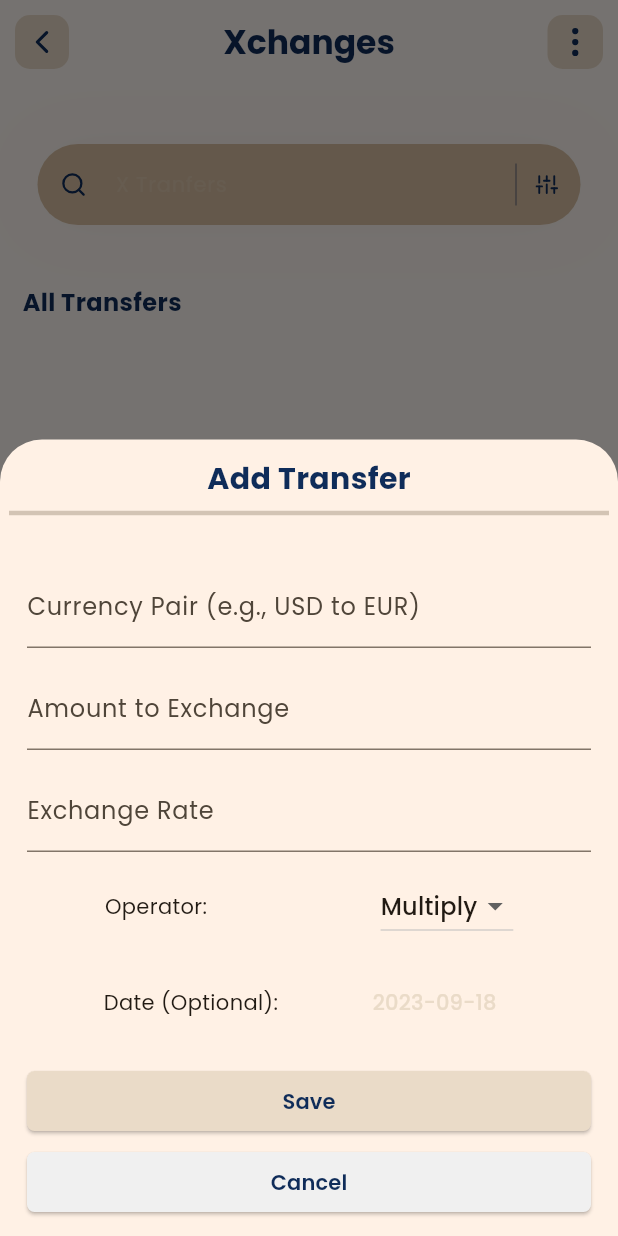
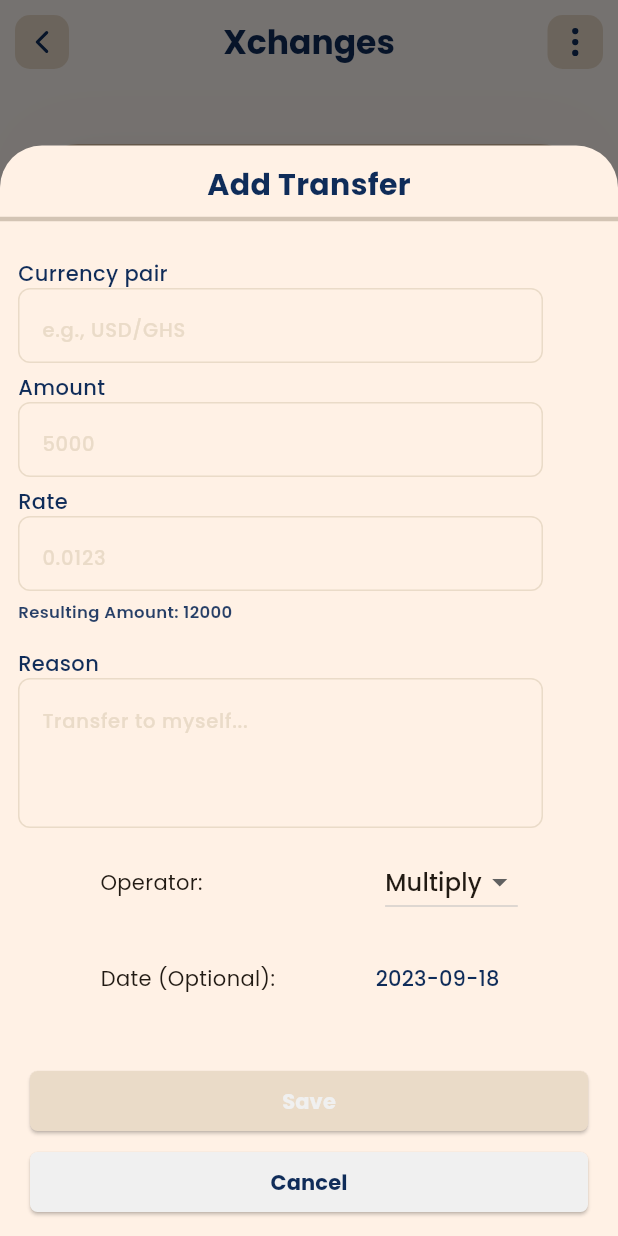
Before and after one commit to if3chi/xTradre, a Flutter app: the screen it shows after launch, after a tap on "Add", on a phone screen of 412 x 824 dp. Run offline on Flutter 3.47's test engine with Material 2 defaults, Android fonts, the light colour scheme and no system bars; our stand-ins replace flutter_svg, sqflite; accounts and stored records are empty.

Commit message:
WIP: Added reason and redesigned form modal

```diff
--- a/lib/Service/xchange_service.dart
+++ b/lib/Service/xchange_service.dart
@@ -18,6 +18,7 @@ class XchangeService {
 
   Future<List<Xchange>> getXchangeRates() async {
     final List<Map<String, dynamic>> maps = await database.query(_table);
+
     return List.generate(maps.length, (i) {
       return Xchange.fromMap(maps[i]);
     });
--- a/lib/core/support/migrations.dart
+++ b/lib/core/support/migrations.dart
@@ -11,6 +11,7 @@ class Migration {
               rAmount REAL,
               operator INTEGER,
               rate REAL,
+              reason TEXT,
               timestamp TEXT
             )
             ''');
--- a/lib/model/xchange.dart
+++ b/lib/model/xchange.dart
@@ -9,16 +9,19 @@ class Xchange {
   final double amount;
   final double rAmount;
   final Operator operator;
+  final String? reason;
   final DateTime timestamp;
 
-  Xchange(
-      {this.id,
-      required this.currencyPair,
-      required this.amount,
-      required this.rAmount,
-      required this.rate,
-      required this.operator,
-      required this.timestamp});
+  Xchange({
+    this.id,
+    this.reason,
+    required this.currencyPair,
+    required this.amount,
+    required this.rAmount,
+    required this.rate,
+    required this.operator,
+    required this.timestamp,
+  });
 
   Map<String, dynamic> toMap() {
     return {
@@ -28,6 +31,7 @@ class Xchange {
       'rAmount': rAmount,
       'rate': rate,
       'operator': operator.index,
+      'reason': reason,
       'timestamp': timestamp.toIso8601String(),
     };
   }
@@ -40,6 +44,7 @@ class Xchange {
       rAmount: map['rAmount'],
       rate: map['rate'],
       operator: Operator.values[map['operator']],
+      reason: map['reason'],
       timestamp: DateTime.parse(map['timestamp']),
     );
   }
--- a/lib/screens/transfer_screen.dart
+++ b/lib/screens/transfer_screen.dart
@@ -20,14 +20,11 @@ class TransferScreen extends StatefulWidget {
 }
 
 class _TransferScreenState extends State<TransferScreen> {
-  // final _formKey = GlobalKey<FormState>();
-  final _currencyPairController = TextEditingController();
+  // Todo: refactor these variable names
   final amountToExchangeController = TextEditingController();
   final _resultController = TextEditingController();
   final exchangeRateController = TextEditingController();
-  // TODO: add sender name, reason.
-  Operator operatorDropdownValue =
-      Operator.multiply; // Initialize it with a default value
+  Operator operatorDropdownValue = Operator.multiply;
   late XchangeService _xchangeService;
 
   @override
@@ -46,7 +43,7 @@ class _TransferScreenState extends State<TransferScreen> {
   }
 
   void submitExchangeRate(String currencyPair, double amountToExchange,
-      double rate, DateTime timestamp, Operator operator) async {
+      double rate, DateTime timestamp, Operator operator, String reason) async {
     final result =
         XchangeService.calculateResult(amountToExchange, rate, operator);
 
@@ -57,12 +54,11 @@ class _TransferScreenState extends State<TransferScreen> {
         operator: operator,
         rate: rate,
         timestamp: timestamp,
-    );
+        reason: reason);
 
     await _xchangeService.insertXchangeRate(exchangeRateData);
 
     setState(() {
-      _currencyPairController.clear();
       amountToExchangeController.clear();
       _resultController.clear();
       exchangeRateController.clear();
--- a/lib/widgets/add_transfers_modal.dart
+++ b/lib/widgets/add_transfers_modal.dart
@@ -3,10 +3,12 @@ import 'package:xtradre/constants/app_colors.dart';
 import 'package:xtradre/constants/space.dart';
 import 'package:xtradre/core/utils.dart';
 import 'package:xtradre/enum/operator.dart';
+import 'package:xtradre/widgets/app_text_field.dart';
 import 'package:xtradre/widgets/headers.dart';
 
 class AddTransfersModal extends StatefulWidget {
-  final void Function(String, double, double, DateTime, Operator) onSubmit;
+  final void Function(String, double, double, DateTime, Operator, String)
+      onSubmit;
   final ValueChanged<String> onAmountChanged;
   final ValueChanged<String> onRateChanged;
   final ValueChanged<Operator> onOperatorChanged;
@@ -26,77 +28,98 @@ class AddTransfersModal extends StatefulWidget {
 }
 
 class _AddTransfersModalState extends State<AddTransfersModal> {
+  final _formKey = GlobalKey<FormState>();
   final _currencyPairController = TextEditingController();
   final _amountToExchangeController = TextEditingController();
-  final _exchangeRateController = TextEditingController();
+  final _xRateController = TextEditingController();
+  final _reasonController = TextEditingController();
   DateTime _selectedDate = DateTime.now();
   Operator _operatorDropdownValue = Operator.multiply;
 
   void _submitForm() {
+    if (_formKey.currentState!.validate()) {
       final currencyPair = _currencyPairController.text;
+      final reason = _reasonController.text;
       final amountToExchange = double.parse(_amountToExchangeController.text);
-    final exchangeRate = double.parse(_exchangeRateController.text);
+      final exchangeRate = double.parse(_xRateController.text);
 
-    widget.onSubmit(currencyPair, amountToExchange, exchangeRate, _selectedDate,
-        _operatorDropdownValue);
+      widget.onSubmit(currencyPair.toUpperCase(), amountToExchange,
+          exchangeRate, _selectedDate, _operatorDropdownValue, reason);
 
       Navigator.of(context).pop();
+      ScaffoldMessenger.of(context).showSnackBar(
+        const SnackBar(
+          content: Text(
+            'Success',
+          ),
+          backgroundColor: Colors.greenAccent,
+          elevation: 10,
+        ),
+      );
+    }
+  }
+
+  @override
+  void dispose() {
+    _currencyPairController.dispose();
+    _amountToExchangeController.dispose();
+    _xRateController.dispose();
+    _reasonController.dispose();
+    super.dispose();
   }
 
   @override
   Widget build(BuildContext context) {
-    return Padding(
-      padding: const EdgeInsets.symmetric(horizontal: 6.0),
+    return Form(
+      key: _formKey,
       child: Column(
-        mainAxisAlignment: MainAxisAlignment.center,
-        mainAxisSize: MainAxisSize.min,
         children: <Widget>[
-          const Padding(
-            padding: EdgeInsets.symmetric(vertical: 12),
-            child: Column(
-              children: [
-                Center(child: MainHeader(title: "Add Transfer", size: 20)),
-                Divider(thickness: 3),
-              ],
-            ),
-          ),
+          formHeader(),
           Padding(
-            padding:
-                const EdgeInsets.only(top: 14, bottom: 6, left: 12, right: 12),
+            padding: const EdgeInsets.symmetric(vertical: 6, horizontal: 12),
             child: Column(
               crossAxisAlignment: CrossAxisAlignment.start,
               children: <Widget>[
-                TextFormField(
+                inputField(
                     controller: _currencyPairController,
-                  decoration: const InputDecoration(
-                      labelText: 'Currency Pair (e.g., USD to EUR)'),
-                  validator: (value) =>
-                      value!.isEmpty ? 'Please enter a currency pair' : null,
-                ),
-                spaceYsm,
-                TextFormField(
+                    text: "Currency pair",
+                    hintText: "e.g., USD/GHS",
+                    keyType: TextInputType.text),
+                spaceYxs,
+                inputField(
                   controller: _amountToExchangeController,
-                  keyboardType:
-                      const TextInputType.numberWithOptions(decimal: true),
-                  decoration:
-                      const InputDecoration(labelText: 'Amount to Exchange'),
+                  text: "Amount",
+                  hintText: '5000',
                   onChanged: widget.onAmountChanged,
                   validator: (value) =>
                       value!.isEmpty ? 'Please enter an amount' : null,
                 ),
-                spaceYsm,
-                TextFormField(
-                    controller: _exchangeRateController,
-                    keyboardType:
-                        const TextInputType.numberWithOptions(decimal: true),
-                    decoration:
-                        const InputDecoration(labelText: 'Exchange Rate'),
+                spaceYxs,
+                inputField(
+                    controller: _xRateController,
+                    text: "Rate",
+                    hintText: '0.0123',
                     onChanged: widget.onRateChanged,
                     validator: (value) => value!.isEmpty
                         ? 'Please enter an exchange rate'
                         : (double.tryParse(value) == null
                             ? 'Invalid exchange rate'
                             : null)),
+                spaceYxs,
+                SubHeader(
+                  text: 'Resulting Amount: 12000',
+                  size: 11,
+                  fontWeight: FontWeight.w600,
+                  color: AppColors.cAction.withOpacity(0.9),
+                ),
+                spaceYmd,
+                inputField(
+                    controller: _reasonController,
+                    text: "Reason",
+                    hintText: "Transfer to myself...",
+                    textArea: true,
+                    keyType: TextInputType.multiline,
+                    maxLines: 3),
                 spaceYsm,
                 Row(
                   mainAxisAlignment: MainAxisAlignment.spaceEvenly,
@@ -145,24 +168,41 @@ class _AddTransfersModalState extends State<AddTransfersModal> {
                         }
                       },
                       child: Text(Utils.displayDate(_selectedDate),
-                          style: const TextStyle(color: AppColors.cAccent)),
+                          style: const TextStyle(color: AppColors.cAction)),
                     ),
                   ],
                 )
               ],
             ),
           ),
-          Container(
-            padding: const EdgeInsets.all(12),
+          spaceYmd,
+          formFooter()
+        ],
+      ),
+    );
+  }
+
+  Container formFooter() {
+    return Container(
+      padding: const EdgeInsets.symmetric(vertical: 12, horizontal: 20),
       child: Column(
         crossAxisAlignment: CrossAxisAlignment.stretch,
         children: [
-                Btn(text: 'Save', fn: _submitForm),
+          Btn(text: 'Save', fn: _submitForm, fgColor: AppColors.cPrimary),
           spaceYxs,
           const Btn(text: 'Cancel', bgColor: AppColors.cPrimary),
         ],
       ),
-          )
+    );
+  }
+
+  Padding formHeader() {
+    return const Padding(
+      padding: EdgeInsets.symmetric(vertical: 12),
+      child: Column(
+        children: [
+          Center(child: MainHeader(title: "Add Transfer", size: 20)),
+          Divider(thickness: 3),
         ],
       ),
     );
@@ -193,7 +233,7 @@ class Btn extends StatelessWidget {
             shape: RoundedRectangleBorder(
                 borderRadius: BorderRadius.circular(5.0)),
             backgroundColor: bgColor),
-        child: SubHeader(
-            title: text, fontWeight: FontWeight.w600, color: fgColor));
+        child:
+            SubHeader(text: text, fontWeight: FontWeight.w800, color: fgColor));
   }
 }
--- /dev/null
+++ b/lib/widgets/app_text_field.dart
@@ -0,0 +1,57 @@
+import 'package:flutter/material.dart';
+import 'package:xtradre/constants/app_colors.dart';
+import 'package:xtradre/widgets/headers.dart';
+
+Column inputField(
+    {TextEditingController? controller,
+    String? Function(String?)? validator,
+    void Function(String)? onChanged,
+    int maxLines = 1,
+    String text = '',
+    String hintText = '',
+    bool textArea = false,
+    TextInputType? keyType}) {
+  return Column(
+    crossAxisAlignment: CrossAxisAlignment.start,
+    children: [
+      SubHeader(
+        text: text,
+        fontWeight: FontWeight.w500,
+      ),
+      TextFormField(
+          cursorColor: AppColors.cAction,
+          validator: validator,
+          onChanged: onChanged,
+          maxLines: maxLines,
+          controller: controller,
+          keyboardType:
+              keyType ?? const TextInputType.numberWithOptions(decimal: true),
+          decoration: InputDecoration(
+            hintText: hintText,
+            hintStyle: const TextStyle(
+                color: AppColors.cAccent,
+                fontSize: 13,
+                fontWeight: FontWeight.w500),
+            constraints:
+                BoxConstraints(maxHeight: textArea ? 100 : 50, maxWidth: 350),
+            enabledBorder: outlineBorder(color: AppColors.cAccent),
+            focusedBorder: outlineBorder(),
+            focusedErrorBorder: errBoarder(color: Colors.red),
+            errorBorder: errBoarder(),
+          )),
+    ],
+  );
+}
+
+OutlineInputBorder errBoarder({Color? color}) {
+  return OutlineInputBorder(
+      borderSide: BorderSide(color: color ?? Colors.redAccent.withOpacity(0.5)),
+      gapPadding: 8,
+      borderRadius: const BorderRadius.all(Radius.circular(8.0)));
+}
+
+OutlineInputBorder outlineBorder({Color? color}) {
+  return OutlineInputBorder(
+      borderSide: BorderSide(color: color ?? AppColors.cSecondary),
+      borderRadius: const BorderRadius.all(Radius.circular(8)));
+}
--- a/lib/widgets/headers.dart
+++ b/lib/widgets/headers.dart
@@ -27,13 +27,13 @@ class MainHeader extends StatelessWidget {
 
 class SubHeader extends StatelessWidget {
   final double size;
-  final String title;
+  final String text;
   final Color color;
   final FontWeight fontWeight;
 
   const SubHeader(
       {super.key,
-      this.title = 'Xchanges',
+      this.text = 'Xchanges',
       this.size = 14.0,
       this.fontWeight = FontWeight.bold,
       this.color = AppColors.cAction});
@@ -41,7 +41,7 @@ class SubHeader extends StatelessWidget {
   @override
   Widget build(BuildContext context) {
     return Text(
-      title,
+      text,
       style: TextStyle(color: color, fontSize: size, fontWeight: fontWeight),
     );
   }
```
Also changed, not shown: lib/screens/xchange_form.dart (deleted, +0 -140 lines), lib/screens/xchange_rate_screen.dart (deleted, +0 -139 lines). Lines whose indentation alone changed are shown as unchanged.
